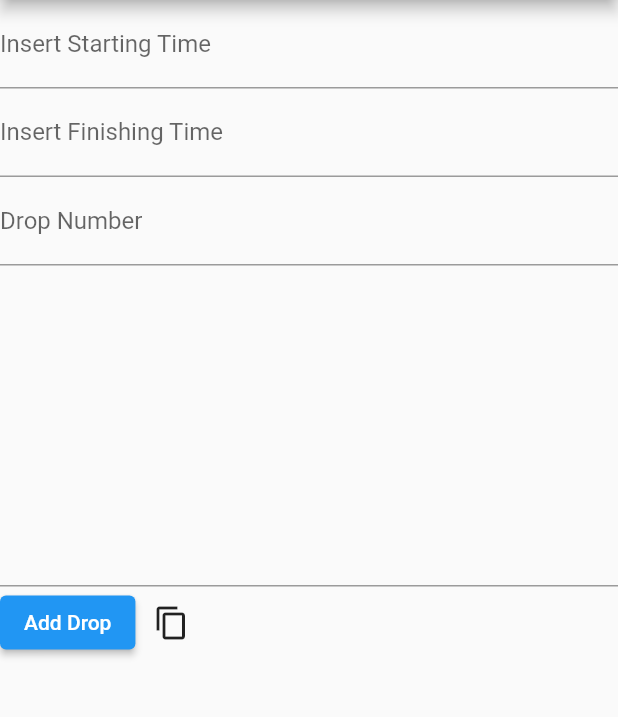
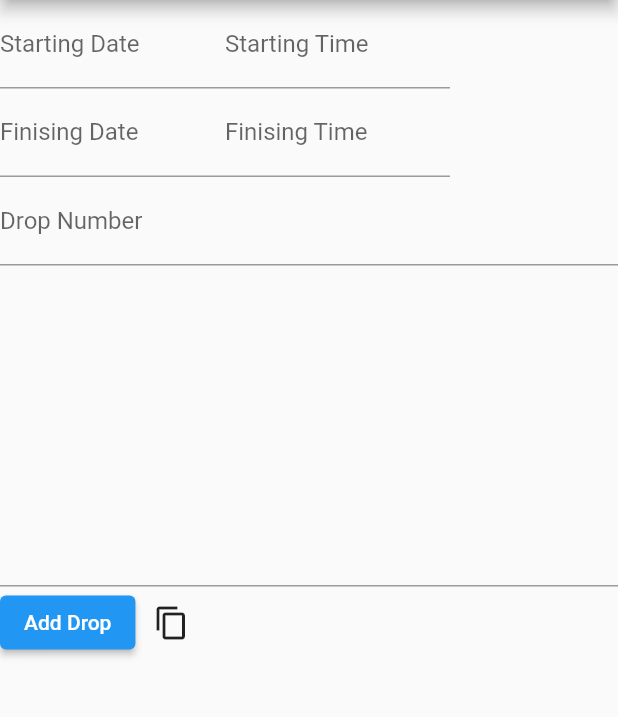
Before and after one commit to BryanBudelon/DriverNotes, a Flutter app: the screen it shows after launch, after a tap on the "content copy" icon, on a phone screen of 412 x 824 dp, the part 84-801 px from its top. Run offline on Flutter 3.47's test engine with Material 2 defaults, Android fonts, the phone set to English and light mode, and no system bars.

Commit message:
bug fixes and new features

```diff
--- a/driver_notes/lib/main.dart
+++ b/driver_notes/lib/main.dart
@@ -5,6 +5,7 @@
 import 'dart:math';
 import 'package:flutter/material.dart';
 import 'package:flutter/services.dart';
+import 'package:intl/intl.dart';
 
 void main() {
   runApp(MaterialApp(home: MyApp()));
@@ -18,6 +19,10 @@ class MyApp extends StatefulWidget {
 }
 
 class _MyAppState extends State<MyApp> {
+  final startDate = TextEditingController();
+  final startTime = TextEditingController();
+  final finishDate = TextEditingController();
+  final finishTime = TextEditingController();
   final textController = TextEditingController();
   final dropController = TextEditingController();
   String dropNumber = '';
@@ -29,6 +34,14 @@ class _MyAppState extends State<MyApp> {
             .replaceRange(max(cursorPos, 0), max(cursorPos, 0), insert),
         selection: TextSelection.fromPosition(
             TextPosition(offset: max(cursorPos, 0) + insert.length)));
+  }
+
+  @override
+  void dispose() {
+    // Clean up the controller when the widget is removed from the widget tree.
+    // This also removes the _printLatestValue listener.
+    startDate.dispose();
+    super.dispose();
   }
 
   void showModalOptions(BuildContext ctx) {
@@ -46,12 +59,15 @@ class _MyAppState extends State<MyApp> {
                   child: GestureDetector(
                     child: Text('No parking spot nearby'),
                     onTap: () {
-                      setState(() {
+                      setState(
+                        () {
                           dropNumber = dropController.text;
                           insertText(
                               '\nDrop $dropNumber \nNo parking spot nearby',
                               textController);
-                      });
+                          Navigator.of(ctx).pop();
+                        },
+                      );
                     },
                   ),
                   color: Colors.teal[100],
@@ -61,9 +77,15 @@ class _MyAppState extends State<MyApp> {
                   child: GestureDetector(
                     child: Text('Customer\'s unit on level 2'),
                     onTap: () {
-                      setState(() {
-                        insertText('\nNo parking spot nearby', textController);
-                      });
+                      setState(
+                        () {
+                          dropNumber = dropController.text;
+                          insertText(
+                              '\nDrop $dropNumber \nCustomer\'s unit on level 2',
+                              textController);
+                          Navigator.of(ctx).pop();
+                        },
+                      );
                     },
                   ),
                   color: Colors.teal[100],
@@ -72,6 +94,91 @@ class _MyAppState extends State<MyApp> {
             ),
           );
         });
+  }
+
+  void _startDatePicker() {
+    showDatePicker(
+      context: context,
+      initialDate: DateTime.now(),
+      firstDate: DateTime(2019),
+      lastDate: DateTime.now(),
+    ).then((pickedDate) {
+      if (pickedDate == null) {
+        print('Entrou no if');
+        return;
+      }
+      setState(() {
+        startDate.text = DateFormat('dd/MM/yy').format(pickedDate);
+        print('Start Date:' + startDate.text);
+      });
+    });
+  }
+
+  void _finishDatePicker() {
+    showDatePicker(
+      context: context,
+      initialDate: DateTime.now(),
+      firstDate: DateTime(2019),
+      lastDate: DateTime.now(),
+    ).then((pickedDate) {
+      if (pickedDate == null) {
+        print('Entrou no if');
+        return;
+      }
+      setState(() {
+        finishDate.text = DateFormat('dd/MM/yy').format(pickedDate);
+        print('Start Date:' + startDate.text);
+      });
+    });
+  }
+
+  void _startTimePicker() {
+    showTimePicker(
+      context: context,
+      initialTime:
+          TimeOfDay(hour: TimeOfDay.now().hour, minute: TimeOfDay.now().minute),
+    ).then((pickedTime) {
+      if (pickedTime == null) {
+        return;
+      }
+      setState(() {
+        startTime.text = pickedTime.format(context);
+        print('Start Time:' + startTime.text);
+      });
+    });
+  }
+
+  void _finishTimePicker() {
+    showTimePicker(
+      context: context,
+      initialTime:
+          TimeOfDay(hour: TimeOfDay.now().hour, minute: TimeOfDay.now().minute),
+    ).then((pickedTime) {
+      if (pickedTime == null) {
+        return;
+      }
+      setState(() {
+        finishTime.text = pickedTime.format(context);
+        print('Start Time:' + startTime.text);
+      });
+    });
+  }
+
+  void _copyData() {
+    String result = '';
+    result = 'Starting Date: ' +
+        startDate.text +
+        ' - Time: ' +
+        startTime.text +
+        '\nFinishing Date: ' +
+        finishDate.text +
+        ' - Time: ' +
+        finishTime.text +
+        '\n' +
+        textController.text;
+    Clipboard.setData(
+      ClipboardData(text: result),
+    );
   }
 
   @override
@@ -83,12 +190,44 @@ class _MyAppState extends State<MyApp> {
         ),
         body: Column(
           children: [
-              TextField(
-                decoration: InputDecoration(labelText: 'Insert Starting Time'),
+            Row(children: [
+              Container(
+                child: SizedBox(
+                  width: 150,
+                  child: TextField(
+                    decoration: InputDecoration(labelText: 'Starting Date'),
+                    controller: startDate,
+                    onTap: _startDatePicker,
                   ),
-              TextField(
-                decoration: InputDecoration(labelText: 'Insert Finishing Time'),
                 ),
+              ),
+              SizedBox(
+                width: 150,
+                child: TextField(
+                  decoration: InputDecoration(labelText: 'Starting Time'),
+                  controller: startTime,
+                  onTap: _startTimePicker,
+                ),
+              ),
+            ]),
+            Row(children: [
+              SizedBox(
+                width: 150,
+                child: TextField(
+                  decoration: InputDecoration(labelText: 'Finising Date'),
+                  controller: finishDate,
+                  onTap: _finishDatePicker,
+                ),
+              ),
+              SizedBox(
+                width: 150,
+                child: TextField(
+                  decoration: InputDecoration(labelText: 'Finising Time'),
+                  controller: finishTime,
+                  onTap: _finishTimePicker,
+                ),
+              ),
+            ]),
             TextField(
               decoration: InputDecoration(labelText: 'Drop Number'),
               keyboardType: TextInputType.number,
@@ -109,14 +248,16 @@ class _MyAppState extends State<MyApp> {
                     child: Text('Add Drop')),
                 IconButton(
                     onPressed: () {
-                        Clipboard.setData(
-                            ClipboardData(text: textController.text));
+                      _copyData();
+                      /*Clipboard.setData(
+                          ClipboardData(text: textController.text)); */
                     },
                     icon: Icon(Icons.copy)),
               ],
             ),
           ],
-          )),
+        ),
+      ),
     );
   }
 }
--- a/driver_notes/pubspec.yaml
+++ b/driver_notes/pubspec.yaml
@@ -27,6 +27,7 @@ dependencies:
   # The following adds the Cupertino Icons font to your application.
   # Use with the CupertinoIcons class for iOS style icons.
   cupertino_icons: ^1.0.2
+  intl: ^0.17.0
 
 dev_dependencies:
   flutter_test:
```
Also changed, not shown: driver_notes/pubspec.lock. Lines whose indentation alone changed are shown as unchanged.
